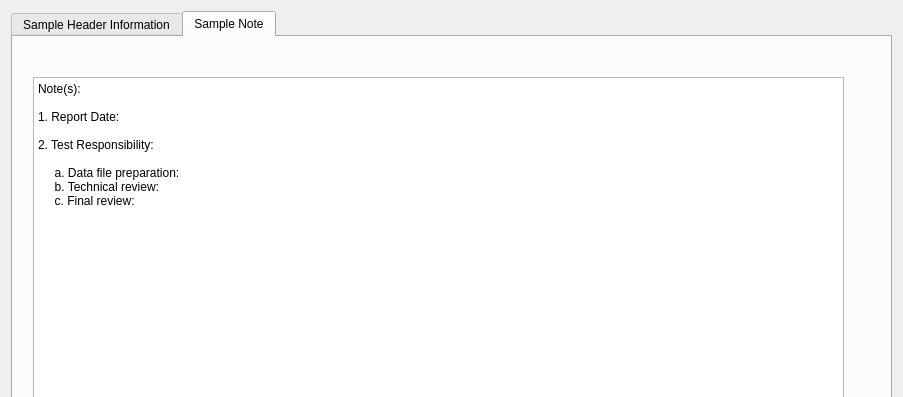
Old version of the form RGui_TemplateFile_add.ui in the repository wa26532977/Screening_one; both pictures show x 0 to 903 and y 0 to 397 of the 903 by 1092 pixel window.
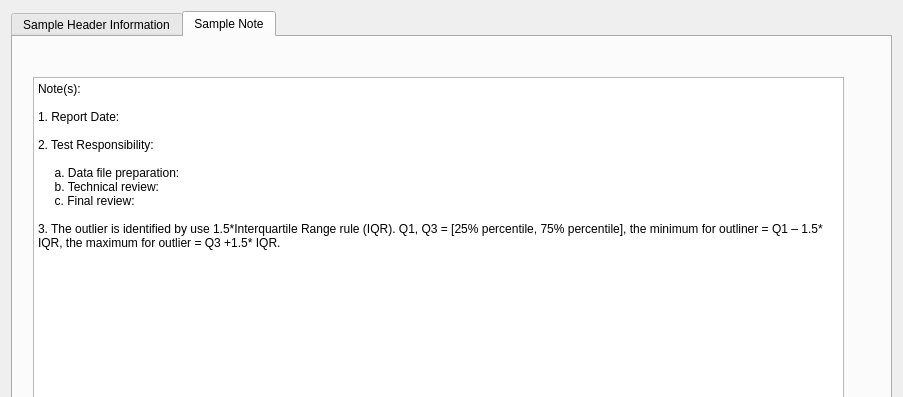
New version of the form. The open tabs and pages were chosen to show the change.

What changed in the file:
```diff
--- a/RGui_TemplateFile_add.ui
+++ b/RGui_TemplateFile_add.ui
@@ -1392,6 +1392,8 @@
      a. Data file preparation:
      b. Technical review:
      c. Final review:
+
+3. The outlier is identified by use 1.5*Interquartile Range rule (IQR). Q1, Q3 = [25% percentile, 75% percentile], the minimum for outliner = Q1 – 1.5* IQR, the maximum for outlier = Q3 +1.5* IQR.
 </string>
        </property>
       </widget>
```
Left out of the diff: 2 changed lines with no effect on the pictures.
